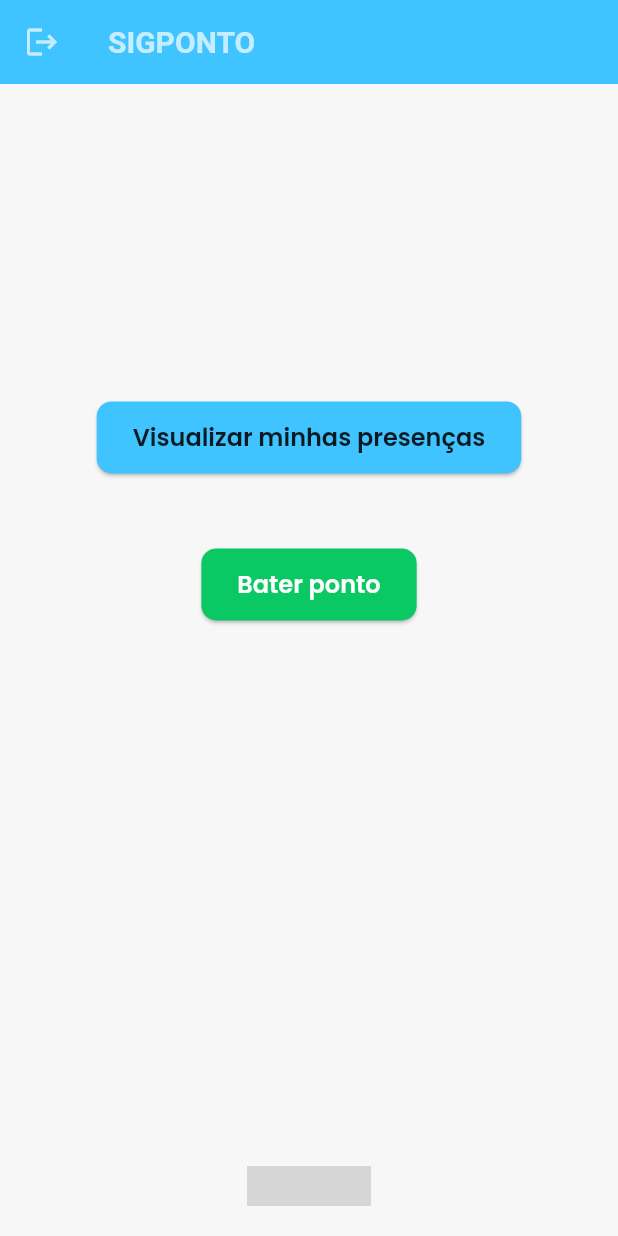
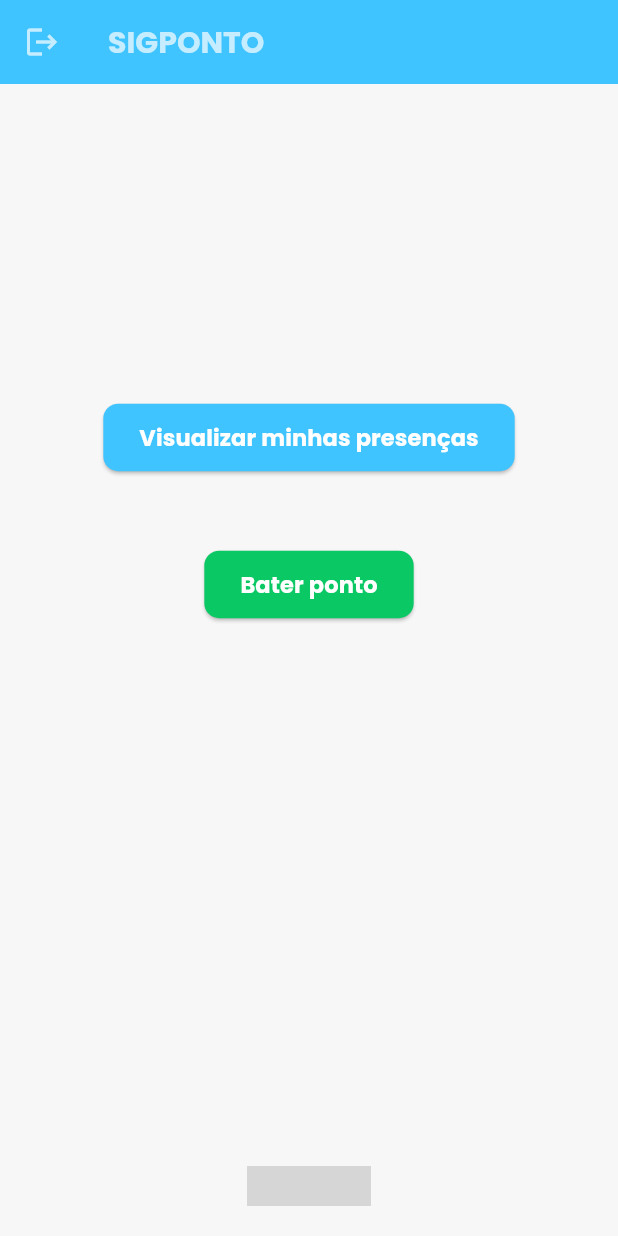
Before and after one commit to Paulo-Douglas/SigPonto, a Flutter app: the TelaHome screen opened by its route, on a phone screen of 412 x 824 dp. Run offline on Flutter 3.47's test engine with Material 3 defaults, Android fonts, the phone set to English and light mode, and no system bars; our stand-ins replace flutter_dotenv, flutter_hooks, google_fonts; grey boxes are pictures that could not be loaded.

Commit message:
style: adicionado textTheme

```diff
--- a/src/frontend/lib/components/my_button.dart
+++ b/src/frontend/lib/components/my_button.dart
@@ -21,7 +21,7 @@ class MyButton extends HookWidget {
       style: styleButton.isNotEmpty
           ? MyStyle.yellowButton
           : MyStyle.greenButton,
-      child: Text(actionButton),
+      child: Text(actionButton, style: Theme.of(context).textTheme.labelLarge),
     );
   }
 }
--- a/src/frontend/lib/pages/home.dart
+++ b/src/frontend/lib/pages/home.dart
@@ -1,6 +1,5 @@
 import 'package:flutter/material.dart';
 import 'package:flutter_hooks/flutter_hooks.dart';
-import 'package:google_fonts/google_fonts.dart';
 import 'dart:async';
 import '../components/my_button.dart';
 import '../service/service.dart';
@@ -92,19 +91,11 @@ class TelaHome extends HookWidget {
                               children: [
                                 Text(
                                   "${ponto.value[0]}",
-                                  style: TextStyle(
-                                    fontFamily:
-                                        GoogleFonts.poppins().fontFamily,
-                                    fontWeight: FontWeight.bold,
-                                  ),
+                                  style: Theme.of(context).textTheme.labelLarge,
                                 ),
                                 Text(
                                   formatarData(ponto.value[1]),
-                                  style: TextStyle(
-                                    fontFamily:
-                                        GoogleFonts.poppins().fontFamily,
-                                    fontWeight: FontWeight.bold,
-                                  ),
+                                  style: Theme.of(context).textTheme.labelLarge,
                                 ),
                               ],
                             ),
--- a/src/frontend/lib/styles/style.dart
+++ b/src/frontend/lib/styles/style.dart
@@ -1,4 +1,5 @@
 import 'package:flutter/material.dart';
+import 'package:google_fonts/google_fonts.dart';
 import './colors.dart';
 
 final ThemeData customTheme = ThemeData(
@@ -24,9 +25,45 @@ final ThemeData customTheme = ThemeData(
     onError: GetColor.white.color,
     brightness: Brightness.light,
   ),
-  textTheme: const TextTheme(
-    bodyLarge: TextStyle(color: Colors.black87),
-    bodyMedium: TextStyle(color: Colors.black54),
-    titleLarge: TextStyle(fontSize: 20, fontWeight: FontWeight.bold),
+  textTheme: TextTheme(
+    bodyLarge: TextStyle(
+      color: Colors.black87,
+      fontFamily: GoogleFonts.poppins().fontFamily,
+    ),
+    bodyMedium: TextStyle(
+      color: GetColor.blue.color,
+      fontSize: 12,
+      fontWeight: FontWeight.w300,
+      fontFamily: GoogleFonts.poppins().fontFamily,
+    ),
+    bodySmall: TextStyle(
+      color: GetColor.blue.color,
+      fontSize: 10,
+      fontWeight: FontWeight.w300,
+      fontFamily: GoogleFonts.poppins().fontFamily,
+    ),
+    labelSmall: TextStyle(
+      color: const Color.fromARGB(221, 0, 0, 0),
+      fontFamily: GoogleFonts.poppins().fontFamily,
+      fontSize: 10,
+      fontWeight: FontWeight.w600,
+    ),
+    labelLarge: TextStyle(
+      color: Colors.white,
+      fontFamily: GoogleFonts.poppins().fontFamily,
+      fontSize: 15,
+      fontWeight: FontWeight.bold,
+    ),
+    titleLarge: TextStyle(
+      fontSize: 20,
+      fontWeight: FontWeight.bold,
+      fontFamily: GoogleFonts.poppins().fontFamily,
+    ),
+    titleMedium: TextStyle(
+      fontSize: 18,
+      fontFamily: GoogleFonts.poppins().fontFamily,
+      fontWeight: FontWeight.bold,
+      color: GetColor.blue.color,
+    ),
   ),
 );
```
Also changed, not shown: src/frontend/lib/components/my_input.dart (+3 -13 lines), src/frontend/lib/pages/pontos.dart (+9 -2 lines).
